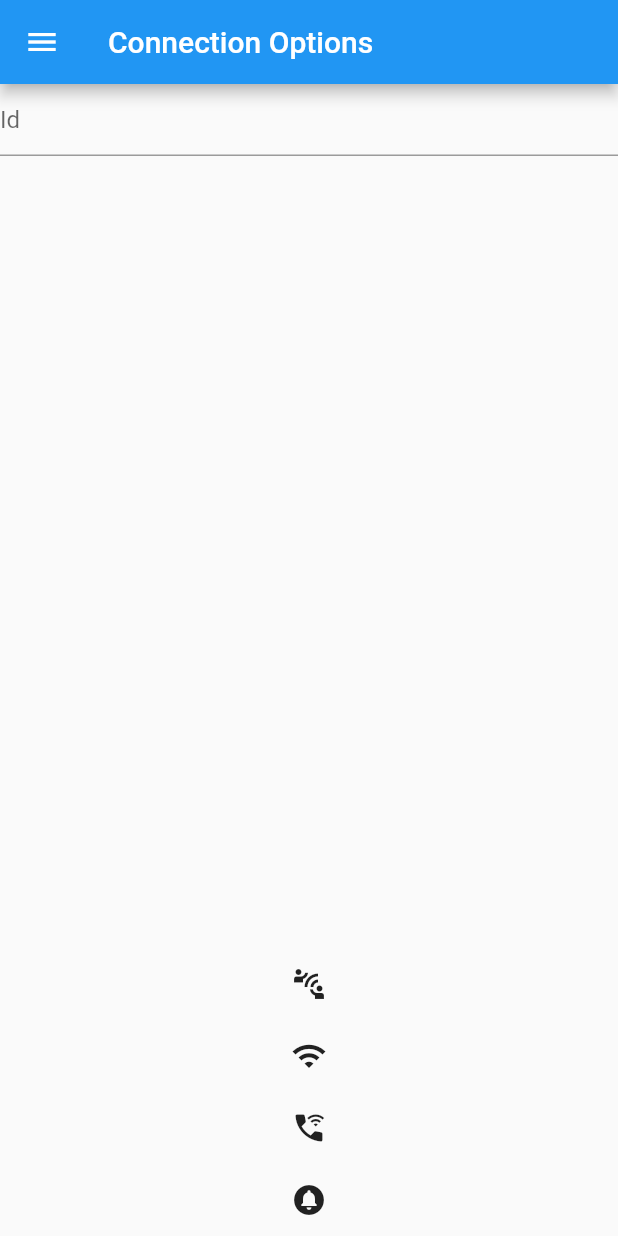
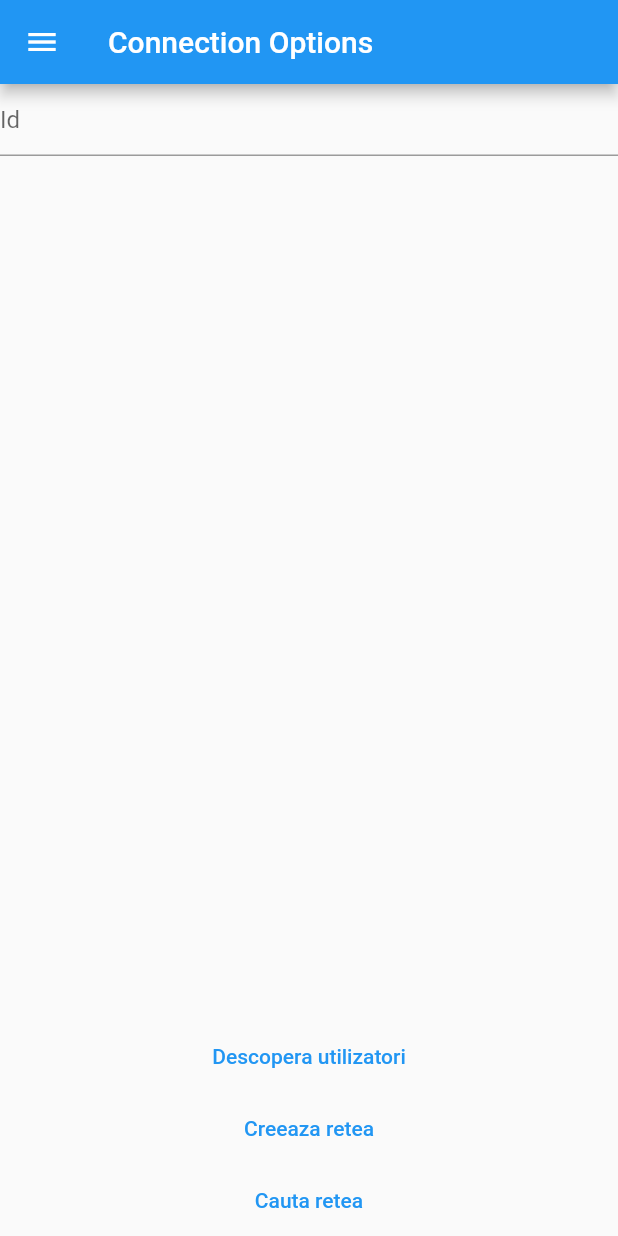
Before and after one commit to FlaviuIusan/chat_app, a Flutter app: the screen it shows after launch, on a phone screen of 412 x 824 dp. Run offline on Flutter 3.47's test engine with Material 2 defaults, Android fonts, the phone set to English and light mode, and no system bars; our stand-ins replace geolocator, hive, hive_flutter; missing offline and left inert: wifi_iot; accounts and stored records are empty.

Commit message:
message to everyone

```diff
--- a/lib/connectionOptions.dart
+++ b/lib/connectionOptions.dart
@@ -39,7 +39,7 @@ class _OptionsState extends State<Options> {
     return Column(
       children: <Widget>[
         TextField(
-          decoration: InputDecoration(hintText: 'Id'),
+          decoration: InputDecoration(hintText: commState.idMe != '' ? commState.idMe : 'Id'),
           controller: textControllerId,
         ),
         Expanded(
@@ -67,38 +67,28 @@ class _OptionsState extends State<Options> {
             }
           },
         ))),
-        IconButton(
+        TextButton(
           onPressed: () async {
             /*commState.stateSecureSocket = await Socket.connect(
                 textControllerIp.text, int.parse(textControllerPort.text));
             commState.listenMessage();
             */
-            if (commState.alreadyConnected) {
-              setState(() {});
-            } else {
-              commState.connectToMulticastGroup(textControllerId.text);
-              commState.startListenningForMessages();
-            }
+            commState.connectToMulticastGroup(textControllerId.text);
+            commState.startListenningForMessages();
           },
-          icon: Icon(Icons.connect_without_contact),
+          child: Text("Descopera utilizatori"),
         ),
-        IconButton(
-          onPressed: () {
-            commState.enableWiFi();
-          },
-          icon: Icon(Icons.wifi),
-        ),
-        IconButton(
+        TextButton(
           onPressed: () {
             commState.addLocalService();
           },
-          icon: Icon(Icons.wifi_calling_3),
+          child: Text("Creeaza retea"),
         ),
-        IconButton(
+        TextButton(
           onPressed: () {
             commState.addServiceRequest();
           },
-          icon: Icon(Icons.circle_notifications),
+          child: Text("Cauta retea"),
         ),
       ],
     );
--- a/lib/models/message.dart
+++ b/lib/models/message.dart
@@ -20,7 +20,7 @@ class Message extends HiveObject {
   String text = '';
 
   @HiveField(4)
-  List<String> alreadySendToIds = [];
+  bool forEveryone = false;
 
   Message(this.idRecipient, this.idSender, this.time, this.text);
 
--- a/lib/recentChats.dart
+++ b/lib/recentChats.dart
@@ -38,7 +38,7 @@ class RecentChats extends StatelessWidget {
                                   SizedBox(
                                     width: double.infinity,
                                     child: Text(
-                                      chats[index].key,
+                                      "Messages from: " + chats[index].key,
                                       textAlign: TextAlign.left,
                                     ),
                                   ),
@@ -46,7 +46,7 @@ class RecentChats extends StatelessWidget {
                                     width: double.infinity,
                                     child: Container(
                                       child: Text(
-                                        chats[index].messages.last.text.substring(0, chats[index].messages.last.text.length > 20 ? 20 : chats[index].messages.last.text.length),
+                                        "Last message: " + chats[index].messages.last.text.substring(0, chats[index].messages.last.text.length > 20 ? 20 : chats[index].messages.last.text.length),
                                         textAlign: TextAlign.left,
                                       ),
                                     ),
--- a/lib/talkingScreen.dart
+++ b/lib/talkingScreen.dart
@@ -30,7 +30,7 @@ class TalkingScreen extends StatelessWidget {
                       itemCount: messages.length, // messages.count
                       itemBuilder: (BuildContext context, int index) {
                         return Container(
-                          child: Text(messages[index].text),
+                          child: Text("Message from: " + messages[index].idSender + "\n" + messages[index].text),
                         ); // sau messages[index].text( alte chestii: time,user,idk)
                       });
                 }),
```
Also changed, not shown: lib/commState.dart (+54 -39 lines), lib/models/message.g.dart, 4 other files.
